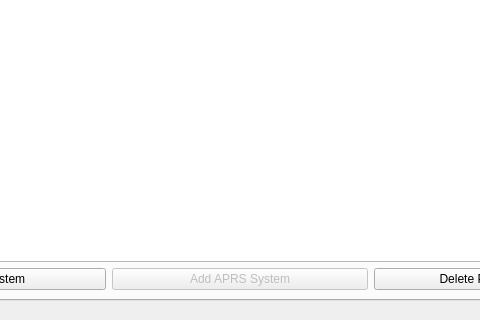
Above: shared/mainwindow.ui from hmatuschek/qdmr before the change; both pictures show x 160 to 640 and y 280 to 600 of the 800 by 600 pixel window. Below: the same form after it.
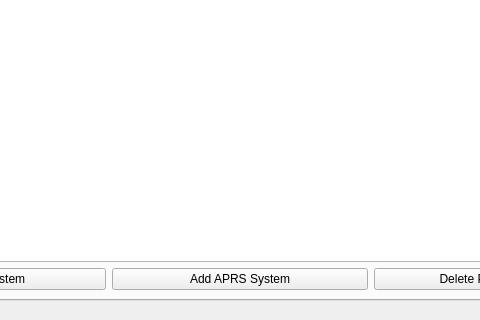
That is the form after the change. The open tabs and pages were chosen to show the change. Icons and pictures are not drawn.

```diff
--- a/shared/mainwindow.ui
+++ b/shared/mainwindow.ui
@@ -712,7 +712,7 @@
           <item>
            <widget class="QPushButton" name="addAPRS">
             <property name="enabled">
-             <bool>false</bool>
+             <bool>true</bool>
             </property>
             <property name="text">
              <string>Add APRS System</string>
```
